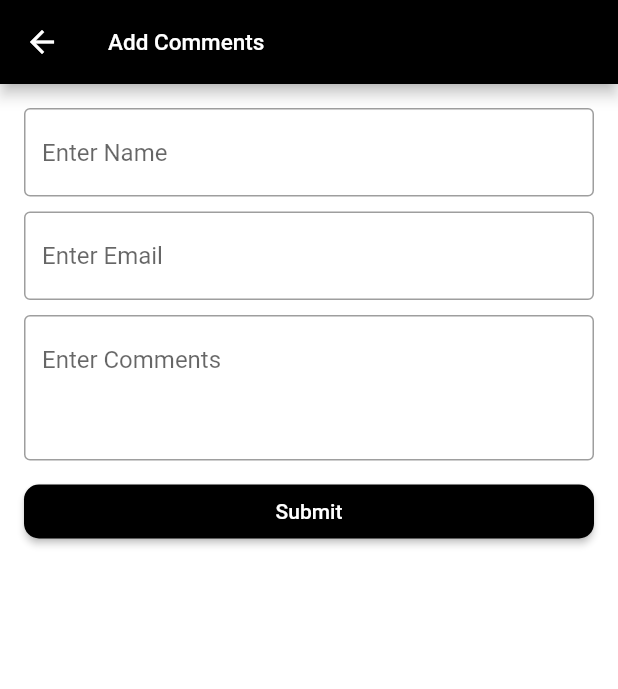
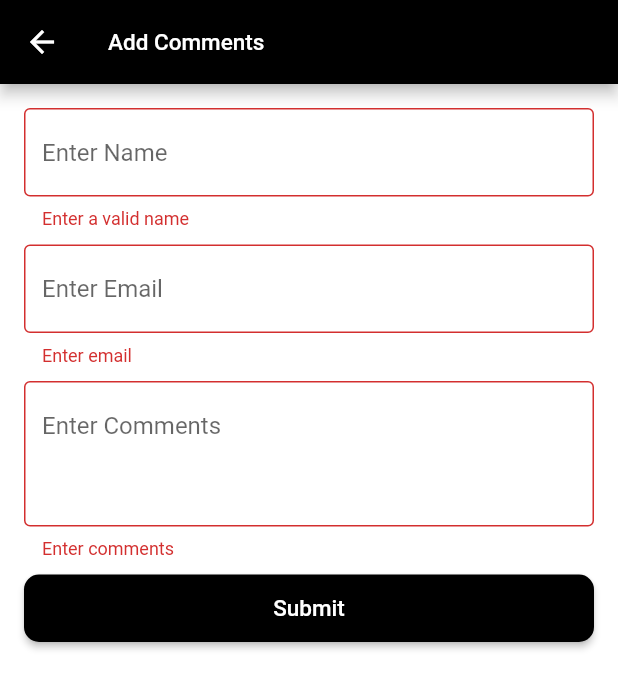
Before and after one commit to Vrinda89/Artists, a Flutter app: the AddComments screen opened directly, after a tap on "Submit", on a phone screen of 412 x 824 dp. Shown: the top 689 px of the screen. Run offline on Flutter 3.47's test engine with Material 2 defaults, Android fonts, the phone set to English and light mode, and no system bars; our stand-ins replace cached_network_image, email_validator, image_picker, rxdart; Roboto replaces fonts that are missing (DroidSerif-Regular).

Commit message:
- validation added

```diff
--- a/lib/bloc/post/add_comments_bloc.dart
+++ b/lib/bloc/post/add_comments_bloc.dart
@@ -1,8 +1,12 @@
 import 'dart:async';
 
 import 'package:albums/bloc/base_bloc.dart';
+import 'package:email_validator/email_validator.dart';
+
+enum Validate { name, email, comments }
 
 class AddCommentsBloc extends BaseBloc {
+
   final _nameStreamController = StreamController<String>();
 
   Stream<String> get nameStream => _nameStreamController.stream;
@@ -28,12 +32,24 @@ class AddCommentsBloc extends BaseBloc {
       _commentStreamController.sink.addError('Enter comments');
       isValid = false;
     }
-    if (email.isEmpty) {
+    if (email.isEmpty || !EmailValidator.validate(email)) {
       _emailStreamController.sink.addError('Enter email');
       isValid = false;
     }
-    if (isValid) {
 
+  }
+
+  void validateInput(String value, Validate comments) {
+    switch (comments) {
+      case Validate.name:
+        _nameStreamController.sink.add(value);
+        break;
+      case Validate.email:
+        _emailStreamController.sink.add(value);
+        break;
+      case Validate.comments:
+        _commentStreamController.sink.add(value);
+        break;
     }
   }
 }
--- a/lib/my_app.dart
+++ b/lib/my_app.dart
@@ -17,7 +17,8 @@ class _MyAppState extends State<MyApp> {
       theme: ThemeData(
         primarySwatch: Colors.blue,
       ),
-      home: HomeScreen(),
+      home: const HomeScreen(),
+      debugShowCheckedModeBanner: false,
     );
   }
 }
--- a/lib/screens/home/home_screen.dart
+++ b/lib/screens/home/home_screen.dart
@@ -28,7 +28,8 @@ class _HomeScreenState extends State<HomeScreen> {
   }
 
   Widget _getBaseContainer() {
-    return Column(
+    return SingleChildScrollView(
+      child: Column(
         mainAxisAlignment: MainAxisAlignment.center,
         crossAxisAlignment: CrossAxisAlignment.center,
         children: <Widget>[
@@ -56,6 +57,7 @@ class _HomeScreenState extends State<HomeScreen> {
             body: const HomeMenu(title: 'Discover a Post'),
           ),
         ],
+      ),
     );
   }
 
--- a/lib/screens/post/add_comments_screen.dart
+++ b/lib/screens/post/add_comments_screen.dart
@@ -2,7 +2,6 @@ import 'package:albums/bloc/post/add_comments_bloc.dart';
 import 'package:albums/utils/ui/base_state.dart';
 import 'package:albums/utils/ui/type_faced_text.dart';
 import 'package:albums/utils/ui/ui_helper.dart';
-import 'package:flutter/cupertino.dart';
 import 'package:flutter/material.dart';
 
 import '../../bloc/bloc_provider.dart';
@@ -34,61 +33,97 @@ class _PostsScreenState extends BaseState<AddComments> {
       bloc: AddCommentsBloc(),
       child: Scaffold(
         backgroundColor: Colors.white,
-        appBar: AppBar(
-          leading: IconButton(
-            icon: const Icon(Icons.arrow_back, color: Colors.white),
-            onPressed: () => Navigator.of(context).pop(),
-          ),
-          title: const TypeFacedText(
-            title: "Add Comments",
-            color: Colors.white,
-          ),
-          backgroundColor: Colors.black,
-        ),
+        appBar: _getAppBar(),
         body: _getBaseWidget(),
       ),
     );
   }
 
   Widget _getBaseWidget() {
-    return Padding(
+    return SingleChildScrollView(
+      child: Padding(
         padding: const EdgeInsets.all(16.0),
         child: Column(
           children: [
-          StreamBuilder(
+            _getNameWidget(),
+            UiHelper.verticalSpaceSmall,
+            _getEmailWidget(),
+            UiHelper.verticalSpaceSmall,
+            _getCommentsWidget(),
+            UiHelper.verticalSpaceSmall,
+            _getSubmitButton()
+          ],
+        ),
+      ),
+    );
+  }
+
+  Widget _getNameWidget() {
+    return StreamBuilder(
         stream: bloc!.nameStream,
+        builder: (context, AsyncSnapshot<String> snapshot) {
+          return TextField(
+            controller: nameController,
+            decoration: InputDecoration(
+                errorText: snapshot.hasError ? snapshot.error as String : null,
+                border: const OutlineInputBorder(),
+                hintText: 'Enter Name'),
+            onChanged: (value) {
+              bloc!.validateInput(value, Validate.name);
+            },
+          );
+        });
+  }
+
+  Widget _getEmailWidget() {
+    return StreamBuilder(
+        stream: bloc!.emailStream,
         builder: (context, snapshot) {
           return TextField(
-                  controller: nameController,
-                  decoration: const InputDecoration(
-                      border: OutlineInputBorder(), hintText: 'Enter Name'),
+            controller: emailController,
+            decoration: InputDecoration(
+              errorText: snapshot.hasError ? snapshot.error as String : null,
+              border: const OutlineInputBorder(),
+              hintText: 'Enter Email',
+            ),
+            onChanged: (value) {
+              bloc!.validateInput(value, Validate.email);
+            },
           );
-              }),
-          UiHelper.verticalSpaceSmall,
-          StreamBuilder(
-              stream: bloc!.emailStream,
-              builder: (context,AsyncSnapshot<String> snapshot) {
-                return TextField(
-                  controller: emailController,
-                  decoration: const InputDecoration(
-                      border: OutlineInputBorder(),
-                      hintText: 'Enter Email'),
-                );
-              }),
-          UiHelper.verticalSpaceSmall,
-          StreamBuilder(
+        });
+  }
+
+  Widget _getCommentsWidget() {
+    return StreamBuilder(
         stream: bloc!.commentStream,
         builder: (context, snapshot) {
           return TextField(
             minLines: 3,
             maxLines: 10,
             controller: commentsController,
-                  decoration: const InputDecoration(
-                      border: OutlineInputBorder(), hintText: 'Enter Comments'),
+            decoration: InputDecoration(
+                errorText: snapshot.hasError ? snapshot.error as String : null,
+                border: const OutlineInputBorder(),
+                hintText: 'Enter Comments'),
+            onChanged: (value) {
+              bloc!.validateInput(value, Validate.comments);
+            },
           );
-              }),
-          UiHelper.verticalSpaceSmall,
-          SizedBox(
+        });
+  }
+
+  @override
+  dispose() {
+    bloc?.dispose();
+    nameController.dispose();
+    emailController.dispose();
+    commentsController.dispose();
+    super.dispose();
+  }
+
+  Widget _getSubmitButton() {
+    return SizedBox(
+      height: 45.0,
       width: double.infinity,
       child: ElevatedButton(
         style: ElevatedButton.styleFrom(
@@ -100,23 +135,28 @@ class _PostsScreenState extends BaseState<AddComments> {
           ),
         ),
         onPressed: () {
-                bloc!.submitComments(nameController.text,
-                    commentsController.text, emailController.text);
+          bloc!.submitComments(nameController.text, commentsController.text,
+              emailController.text);
         },
-              child: const Text('Submit'),
+        child: const TypeFacedText(
+          title: 'Submit',
+          color: Colors.white,
         ),
-          )
-        ],
       ),
     );
   }
 
-  @override
-  dispose() {
-    bloc?.dispose();
-    nameController.dispose();
-    emailController.dispose();
-    commentsController.dispose();
-    super.dispose();
+  AppBar _getAppBar() {
+    return AppBar(
+      leading: IconButton(
+        icon: const Icon(Icons.arrow_back, color: Colors.white),
+        onPressed: () => Navigator.of(context).pop(),
+      ),
+      title: const TypeFacedText(
+        title: "Add Comments",
+        color: Colors.white,
+      ),
+      backgroundColor: Colors.black,
+    );
   }
 }
--- a/pubspec.yaml
+++ b/pubspec.yaml
@@ -39,6 +39,7 @@ dependencies:
   rxdart: ^0.27.2
   http: ^0.13.0
   image_picker: ^0.8.4+2
+  email_validator: ^2.0.1
 
 dev_dependencies:
   flutter_test:
```
Also changed, not shown: lib/bloc/post/posts_bloc.dart (+12 -3 lines), lib/screens/post/posts_screen.dart (+20 -1 lines), pubspec.lock, 62 other files. Lines whose indentation alone changed are shown as unchanged.
